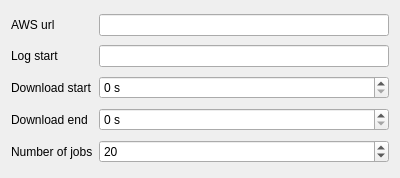
Above: ConfigPage.ui from congchenutd/DownloaditGenerator before the change. Below: the same form after it.
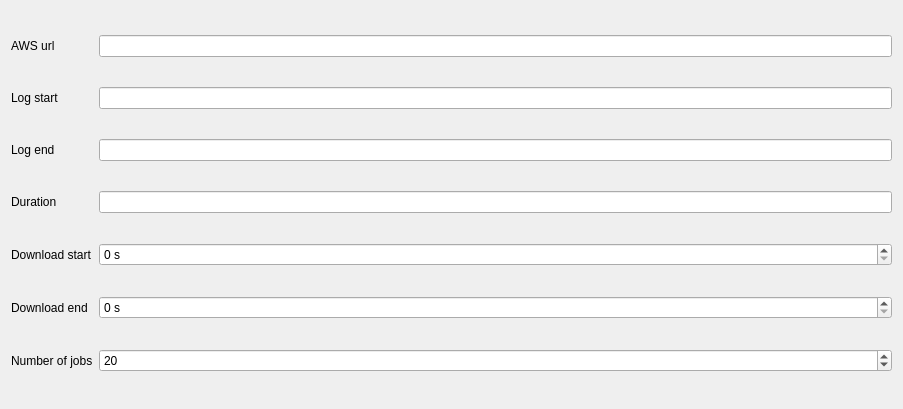
That is the form after the change.

Commit message: Added Log end and duration

Diff of the .ui file:
```diff
--- a/ConfigPage.ui
+++ b/ConfigPage.ui
@@ -6,8 +6,8 @@
    <rect>
     <x>0</x>
     <y>0</y>
-    <width>400</width>
-    <height>178</height>
+    <width>903</width>
+    <height>409</height>
    </rect>
   </property>
   <property name="windowTitle">
@@ -35,13 +35,37 @@
     <widget class="QLineEdit" name="leLogStart"/>
    </item>
    <item row="2" column="0">
+    <widget class="QLabel" name="label_6">
+     <property name="text">
+      <string>Log end</string>
+     </property>
+    </widget>
+   </item>
+   <item row="2" column="1">
+    <widget class="QLineEdit" name="leLogEnd"/>
+   </item>
+   <item row="3" column="0">
+    <widget class="QLabel" name="label_7">
+     <property name="text">
+      <string>Duration</string>
+     </property>
+    </widget>
+   </item>
+   <item row="3" column="1">
+    <widget class="QLineEdit" name="leDuration">
+     <property name="readOnly">
+      <bool>true</bool>
+     </property>
+    </widget>
+   </item>
+   <item row="4" column="0">
     <widget class="QLabel" name="label_3">
      <property name="text">
       <string>Download start</string>
      </property>
     </widget>
    </item>
-   <item row="2" column="1">
+   <item row="4" column="1">
     <widget class="QSpinBox" name="sbDownloadStart">
      <property name="suffix">
       <string> s</string>
@@ -51,14 +75,14 @@
      </property>
     </widget>
    </item>
-   <item row="3" column="0">
+   <item row="5" column="0">
     <widget class="QLabel" name="label_4">
      <property name="text">
       <string>Download end</string>
      </property>
     </widget>
    </item>
-   <item row="3" column="1">
+   <item row="5" column="1">
     <widget class="QSpinBox" name="sbDownloadEnd">
      <property name="suffix">
       <string> s</string>
@@ -68,14 +92,14 @@
      </property>
     </widget>
    </item>
-   <item row="4" column="0">
+   <item row="6" column="0">
     <widget class="QLabel" name="label_5">
      <property name="text">
       <string>Number of jobs</string>
      </property>
     </widget>
    </item>
-   <item row="4" column="1">
+   <item row="6" column="1">
     <widget class="QSpinBox" name="sbNumJobs">
      <property name="minimum">
       <number>1</number>
```
The commit also changes 2 other files.
